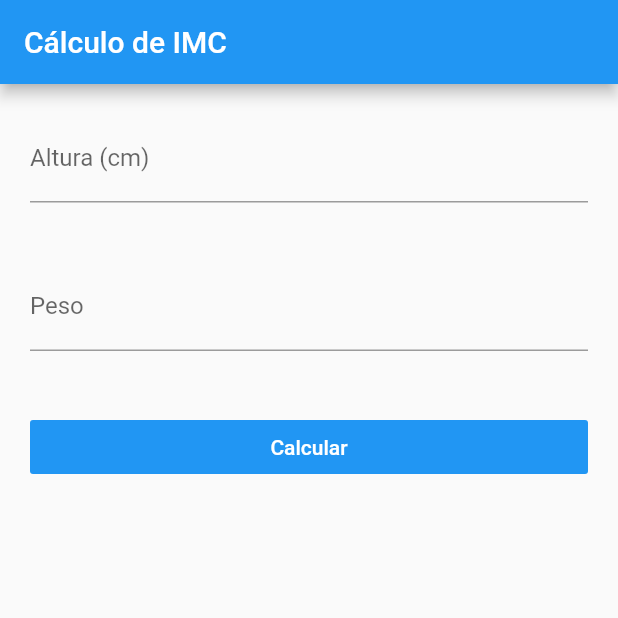
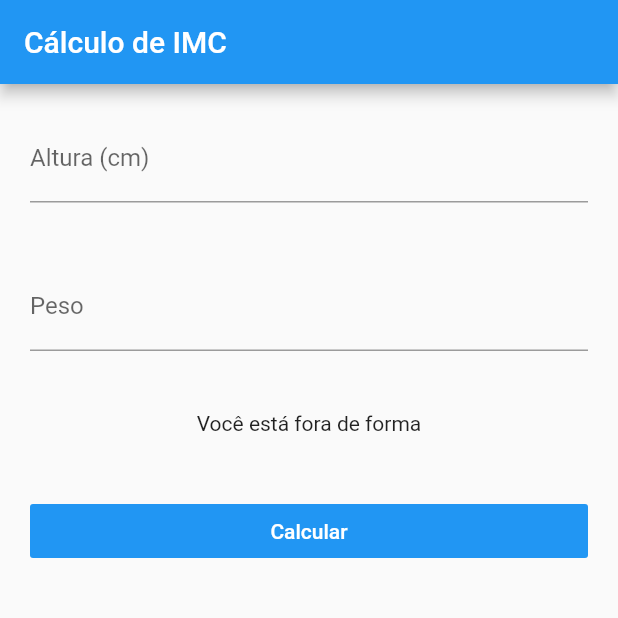
Before and after one commit to jamesSena/flutter_imc, a Flutter app: the screen it shows after launch, on a phone screen of 412 x 824 dp, the top half of it. Run offline on Flutter 3.47's test engine with Material 2 defaults, Android fonts, the phone set to English and light mode, and no system bars.

Commit message:
adicionando uma label e alinhando no centro

```diff
--- a/lib/ui/android/pages/home.page.dart
+++ b/lib/ui/android/pages/home.page.dart
@@ -23,7 +23,7 @@ class _HomePageState extends State<HomePage> {
               keyboardType: TextInputType.number,
             ),
           ),
-           Padding(
+          Padding(
             padding: EdgeInsets.all(20),
             child: TextFormField(
               decoration: InputDecoration(
@@ -32,6 +32,15 @@ class _HomePageState extends State<HomePage> {
               keyboardType: TextInputType.number,
             ),
           ),
+          Padding(
+            padding: EdgeInsets.all(20),
+            child: Text(
+              "Você está fora de forma",
+              textAlign: TextAlign.center
+            ),
+
+          ),
+
           Padding(
             padding: EdgeInsets.all(20),
             child: FlatButton(
```
